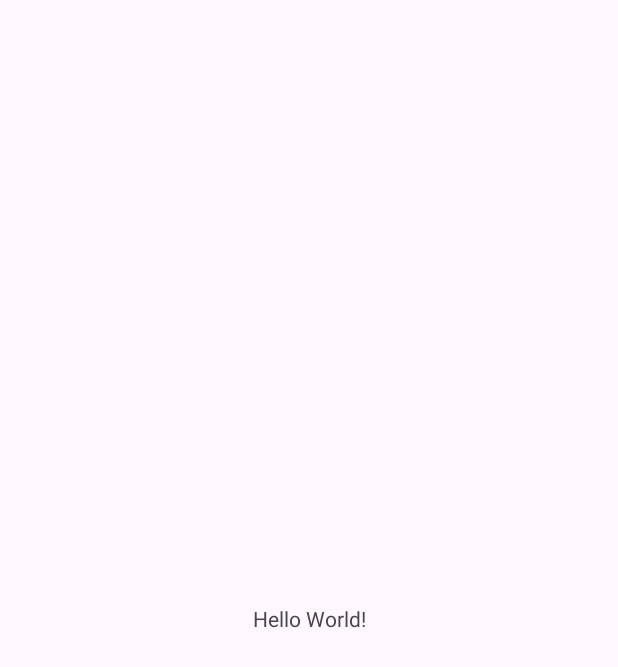
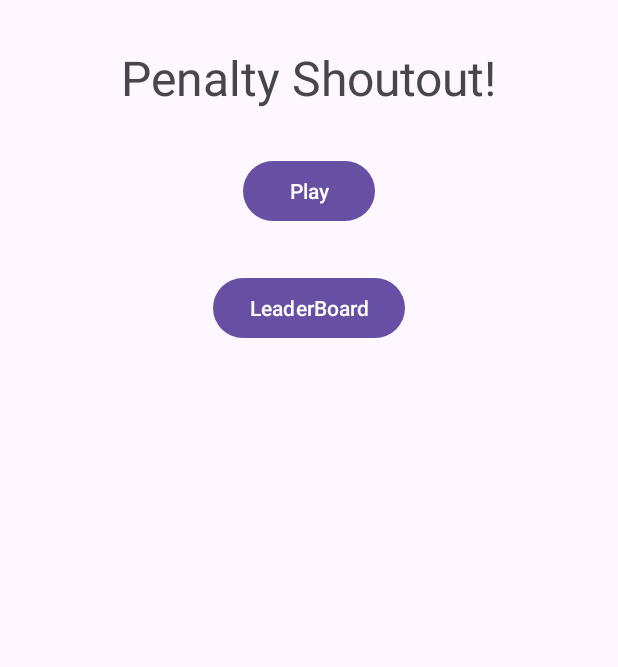
Before and after one commit to wfderrick/Penalty-Shootout, an Android app: the screen it shows after launch (MainActivity), on a phone screen of 412 x 824 dp. Before the commit the part shown is almost empty. Shown: the top 667 px of the screen. Run offline under Robolectric (Android 15) with nearby library versions, the phone set to English and light mode, and no system bars.

Commit message:
Add main menu navigation
Updated Android IDE settings and replaced the starter layout with Play and Leaderboard buttons. Added click handling and navigation from MainActivity to Game and LeaderBoard activities.

```diff
--- a/app/src/main/java/com/example/penaltyshootout/Game.kt
+++ b/app/src/main/java/com/example/penaltyshootout/Game.kt
@@ -1,4 +1,7 @@
 package com.example.penaltyshootout
 
-class Game {
+import androidx.appcompat.app.AppCompatActivity
+
+class Game: AppCompatActivity() {
+
 }
--- a/app/src/main/java/com/example/penaltyshootout/MainActivity.kt
+++ b/app/src/main/java/com/example/penaltyshootout/MainActivity.kt
@@ -1,20 +1,39 @@
 package com.example.penaltyshootout
 
+import android.content.Intent
 import android.os.Bundle
+import android.view.View
+import android.widget.TextView
 import androidx.activity.enableEdgeToEdge
 import androidx.appcompat.app.AppCompatActivity
 import androidx.core.view.ViewCompat
 import androidx.core.view.WindowInsetsCompat
 
-class MainActivity : AppCompatActivity() {
+class MainActivity : AppCompatActivity(), View.OnClickListener {
+
+    private lateinit var playButton : TextView
+    private lateinit var leaderboardButton : TextView
     override fun onCreate(savedInstanceState: Bundle?) {
         super.onCreate(savedInstanceState)
-        enableEdgeToEdge()
         setContentView(R.layout.activity_main)
-        ViewCompat.setOnApplyWindowInsetsListener(findViewById(R.id.main)) { v, insets ->
-            val systemBars = insets.getInsets(WindowInsetsCompat.Type.systemBars())
-            v.setPadding(systemBars.left, systemBars.top, systemBars.right, systemBars.bottom)
-            insets
+        playButton = findViewById<TextView>(R.id.play_button)
+        leaderboardButton = findViewById<TextView>(R.id.leaderboard_button)
+    }
+
+    override fun onClick(v : View?){
+        when (v?.id){
+            R.id.play_button -> { startPlay() }
+            R.id.leaderboard_button -> { openLeaderboard() }
         }
     }
+
+    fun startPlay(){
+        var intent = Intent(this, Game::class.java)
+        startActivity(intent)
+    }
+
+    fun openLeaderboard(){
+        var intent = Intent(this, LeaderBoard::class.java)
+        startActivity(intent)
+    }
 }
--- a/app/src/main/res/layout/activity_main.xml
+++ b/app/src/main/res/layout/activity_main.xml
@@ -1,5 +1,5 @@
 <?xml version="1.0" encoding="utf-8"?>
-<androidx.constraintlayout.widget.ConstraintLayout xmlns:android="http://schemas.android.com/apk/res/android"
+<RelativeLayout xmlns:android="http://schemas.android.com/apk/res/android"
     xmlns:app="http://schemas.android.com/apk/res-auto"
     xmlns:tools="http://schemas.android.com/tools"
     android:id="@+id/main"
@@ -10,10 +10,28 @@
     <TextView
         android:layout_width="wrap_content"
         android:layout_height="wrap_content"
-        android:text="Hello World!"
-        app:layout_constraintBottom_toBottomOf="parent"
-        app:layout_constraintEnd_toEndOf="parent"
-        app:layout_constraintStart_toStartOf="parent"
-        app:layout_constraintTop_toTopOf="parent" />
+        android:text="Penalty Shoutout!"
+        android:layout_centerHorizontal="true"
+        android:layout_marginTop="30dp"
+        android:textSize="32dp"
+        android:id="@+id/title"
+        />
 
-</androidx.constraintlayout.widget.ConstraintLayout>
+    <Button
+        android:layout_width="wrap_content"
+        android:layout_height="wrap_content"
+        android:layout_centerHorizontal="true"
+        android:text="Play"
+        android:layout_below="@id/title"
+        android:layout_marginTop="30dp"
+        android:id="@+id/play_button"/>
+
+    <Button
+        android:layout_width="wrap_content"
+        android:layout_height="wrap_content"
+        android:layout_centerHorizontal="true"
+        android:text="LeaderBoard"
+        android:layout_marginTop="30dp"
+        android:layout_below="@id/play_button"
+        android:id="@+id/leaderboard_button"/>
+</RelativeLayout>
```
